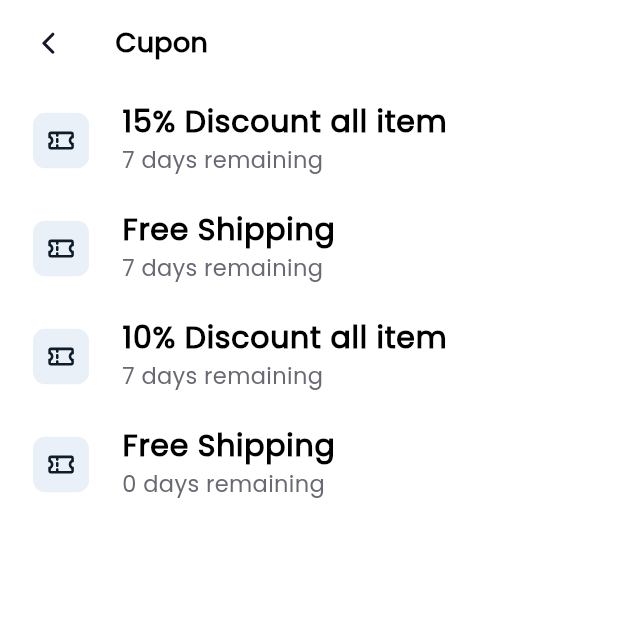
After one commit to Brahm03/Organico, a Flutter app: the MainView screen opened by its route, after a tap on "You have 3 cupon", on a phone screen of 412 x 824 dp, the top half of it. The commit adds this screen. Run offline on Flutter 3.47's test engine with Material 2 defaults, Android fonts, the light colour scheme and no system bars; our stand-ins replace flutter_bloc, flutter_svg, intl_phone_field, readmore.

Commit message:
just done with cupon page

```diff
--- a/lib/core/constants/icons/iconConst.dart
+++ b/lib/core/constants/icons/iconConst.dart
@@ -20,4 +20,5 @@ class IconConst {
   static SvgPicture time = SvgPicture.asset('assets/icons/time.svg');
   static SvgPicture category = SvgPicture.asset('assets/icons/category.svg');
   static SvgPicture message = SvgPicture.asset('assets/icons/message.svg');
+  static SvgPicture x = SvgPicture.asset('assets/icons/x.svg');
 }
--- a/lib/routes/allroutes.dart
+++ b/lib/routes/allroutes.dart
@@ -1,5 +1,6 @@
 import 'package:flutter/material.dart';
 import 'package:organic/views/auth/view/main/auth_main.dart';
+import 'package:organic/views/home/view/cupon_view.dart';
 import 'package:organic/views/home/view/info_view.dart';
 import 'package:organic/views/home/view/main/main_view.dart';
 import 'package:organic/views/home/view/search_view.dart';
@@ -25,6 +26,8 @@ class AllRoutes {
         ));
       case '/search_view':
         return pageReturner(SearchView(newcontext: args as BuildContext,));
+      case '/cupon_view':
+        return pageReturner(CuponView(context1: args as BuildContext,));
     }
     return null;
   }
--- a/lib/views/home/cubit/home_cubit.dart
+++ b/lib/views/home/cubit/home_cubit.dart
@@ -3,10 +3,15 @@ import 'dart:math';
 import 'package:flutter/material.dart';
 import 'package:flutter_bloc/flutter_bloc.dart';
 import 'package:organic/core/constants/color/colorConst.dart';
+import 'package:organic/service/data_service.dart';
 import 'package:organic/views/home/state/homeState.dart';
 
 class HomeCubit extends Cubit<MainState> {
   HomeCubit() : super(HomeState());
+
+  changeState(MainState state) {
+    emit(state);
+  }
 
   int currentIndex = 0;
 
@@ -20,6 +25,35 @@ class HomeCubit extends Cubit<MainState> {
 
   List mostSearched = ['Onion', 'Watermelon', 'Blackurrant', 'Mushroom'];
 
+  final Set searchedItems = {};
+
+  search(String text) {
+    for (var i = 0; i < DataService.instance.alldata[0].length; i++) {
+      if (text.isEmpty) {
+        searchedItems.clear();
+      } else if (DataService.instance.alldata[0][i]['name']
+          .toString()
+          .toLowerCase()
+          .contains(text.toString().toLowerCase())) {
+        debugPrint(DataService.instance.alldata[0][i]['name'].toString());
+        searchedItems.add(DataService.instance.alldata[0][i]);
+      }
+    }
+  }
+
+  List<String> cuponssub = [
+    '7 days remaining',
+    '7 days remaining',
+    '7 days remaining',
+    '0 days remaining',
+  ];
+
+  List<String> cupons = [
+    '15% Discount all item',
+    'Free Shipping',
+    '10% Discount all item',
+    'Free Shipping',
+  ];
 
   List<Color> colorList = [
     ColorConst.whiteGreen,
--- /dev/null
+++ b/lib/views/home/view/cupon_view.dart
@@ -0,0 +1,44 @@
+import 'package:flutter/material.dart';
+import 'package:flutter_bloc/flutter_bloc.dart';
+import 'package:organic/core/components/navigatorService.dart/navigationservice.dart';
+import 'package:organic/core/constants/color/colorConst.dart';
+import 'package:organic/extension/size_extension.dart';
+import 'package:organic/views/home/cubit/home_cubit.dart';
+import 'package:organic/widgets/appbar.dart';
+import 'package:organic/widgets/coupon_list_tile.dart';
+
+class CuponView extends StatelessWidget {
+  final BuildContext context1;
+  const CuponView({required this.context1,Key? key}) : super(key: key);
+
+  @override
+  Widget build(BuildContext context) {
+    return scafold(context1);
+  }
+
+  Scaffold scafold(BuildContext context) {
+    var data = context.watch<HomeCubit>();
+
+    return Scaffold(
+
+    body: SafeArea(
+        bottom: false,
+        child: Column(
+      children: [
+        AppBarWidget(onpressed: () => NavigationService.instance.pop(), text: 'Cupon'),
+        SizedBox(
+          height: context.h * 0.8,
+          child: ListView.builder(
+              itemCount: data.cuponssub.length,
+              itemBuilder: (_, __) {
+                return CouponListTileWidget(
+                    leadingColor: ColorConst.whitePink,
+                    title: data.cupons[__],
+                    subtitle: data.cuponssub[__]);
+              }),
+        )
+      ],
+    )),
+  );
+  }
+}
--- a/lib/views/home/view/explore_view.dart
+++ b/lib/views/home/view/explore_view.dart
@@ -38,6 +38,10 @@ class ExploreView extends StatelessWidget {
                       crossAxisCount: 2, mainAxisSpacing: context.h * 0.05,mainAxisExtent: context.h * 0.35),
                   itemBuilder: (_, __) {
                     return ProductBigWidget(
+                        name: DataService.instance.alldata[0][__]['name'].toString(),
+                        market: DataService.instance.alldata[0][__]['market'].toString(),
+                        image_url: DataService.instance.alldata[0][__]['image_url'].toString(),
+                        cost: DataService.instance.alldata[0][__]['cost'].toString(),
                         height: context.h * 0.15,
                         index: __, color: context.watch<HomeCubit>().colorList[__]);
                   }),
--- a/lib/views/home/view/home_view.dart
+++ b/lib/views/home/view/home_view.dart
@@ -7,7 +7,6 @@ import 'package:organic/core/constants/PM/PMconst.dart';
 import 'package:organic/core/constants/color/colorConst.dart';
 import 'package:organic/core/constants/fonts/fontStyle.dart';
 import 'package:organic/core/constants/icons/iconConst.dart';
-import 'package:organic/core/constants/radius/radiusConst.dart';
 import 'package:organic/extension/size_extension.dart';
 import 'package:organic/service/data_service.dart';
 import 'package:organic/views/home/cubit/home_cubit.dart';
@@ -21,6 +20,7 @@ class HomeView extends StatelessWidget {
   @override
   Widget build(BuildContext context) {
     return Scaffold(
+      resizeToAvoidBottomInset: false,
       body: SafeArea(
         child: Center(
           child: Column(
@@ -47,11 +47,13 @@ class HomeView extends StatelessWidget {
                 child: Column(
                   children: [
                     CupertinoSearchTextField(
-                      onTap: () => NavigationService.instance.pushNamed(routeName: '/search_view', args: context),
+                      onTap: () => NavigationService.instance
+                          .pushNamed(routeName: '/search_view', args: context),
                       decoration: AllStyles.instance.searchFieldStyle,
                     ),
                     SizedBox(height: context.h * 0.03),
                     CouponListTileWidget(
+                        onTap: () => NavigationService.instance.pushNamed(routeName: '/cupon_view', args: context),
                         trailing: IconConst.rightarrow,
                         leadingColor: ColorConst.whiteGreen,
                         title: 'You have 3 cupon',
@@ -101,9 +103,35 @@ class HomeView extends StatelessWidget {
                     SizedBox(height: context.h * 0.005),
                     SizedBox(
                       height: context.h * 0.28,
-                      child: ListView.builder(scrollDirection: Axis.horizontal,itemCount: DataService.instance.alldata[1].length,itemBuilder: (_, __) {
-                        return InkWell(onTap: () => NavigationService.instance.pushNamed(routeName: '/info_view', args: DataService.instance.alldata[1][__]),child: ProductBigWidget(height: context.h * 0.1,index: __, color: context.watch<HomeCubit>().colorList[__]));
-                      }),
+                      child: ListView.builder(
+                          scrollDirection: Axis.horizontal,
+                          itemCount: DataService.instance.alldata[1].length,
+                          itemBuilder: (_, __) {
+                            return InkWell(
+                                onTap: () => NavigationService.instance
+                                    .pushNamed(
+                                        routeName: '/info_view',
+                                        args: DataService.instance.alldata[1]
+                                            [__]),
+                                child: ProductBigWidget(
+                                    name: DataService
+                                        .instance.alldata[0][__]['name']
+                                        .toString(),
+                                    cost: DataService
+                                        .instance.alldata[0][__]['cost']
+                                        .toString(),
+                                    image_url: DataService
+                                        .instance.alldata[0][__]['image_url']
+                                        .toString(),
+                                    market: DataService
+                                        .instance.alldata[0][__]['market']
+                                        .toString(),
+                                    height: context.h * 0.1,
+                                    index: __,
+                                    color: context
+                                        .watch<HomeCubit>()
+                                        .colorList[__]));
+                          }),
                     )
                   ],
                 ),
--- a/lib/views/home/view/main/main_view.dart
+++ b/lib/views/home/view/main/main_view.dart
@@ -17,6 +17,7 @@ class MainView extends StatelessWidget {
 
   Scaffold scafold() {
     return Scaffold(
+      resizeToAvoidBottomInset: false,
       bottomNavigationBar: const NavigationbarWidget(),
       body: BlocBuilder<HomeCubit, MainState>(builder: (context, state) {
         if (state is HomeState) {
```
Also changed, not shown: lib/views/home/view/search_view.dart (+73 -4 lines), lib/widgets/productbigwidget.dart (+17 -9 lines), lib/views/home/state/homeState.dart (line endings or trailing spaces).
